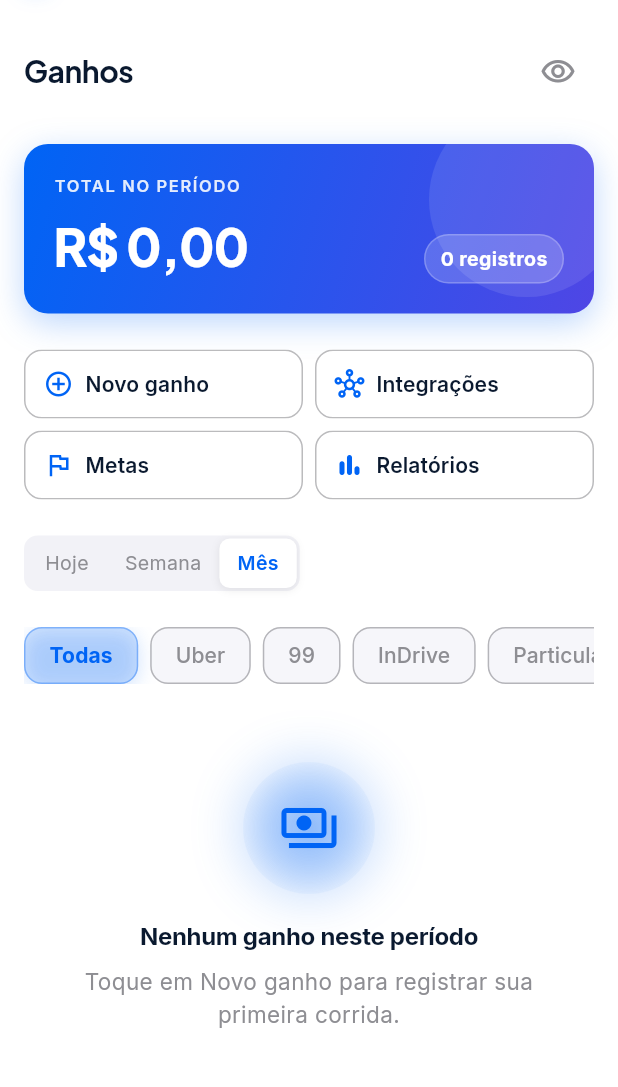
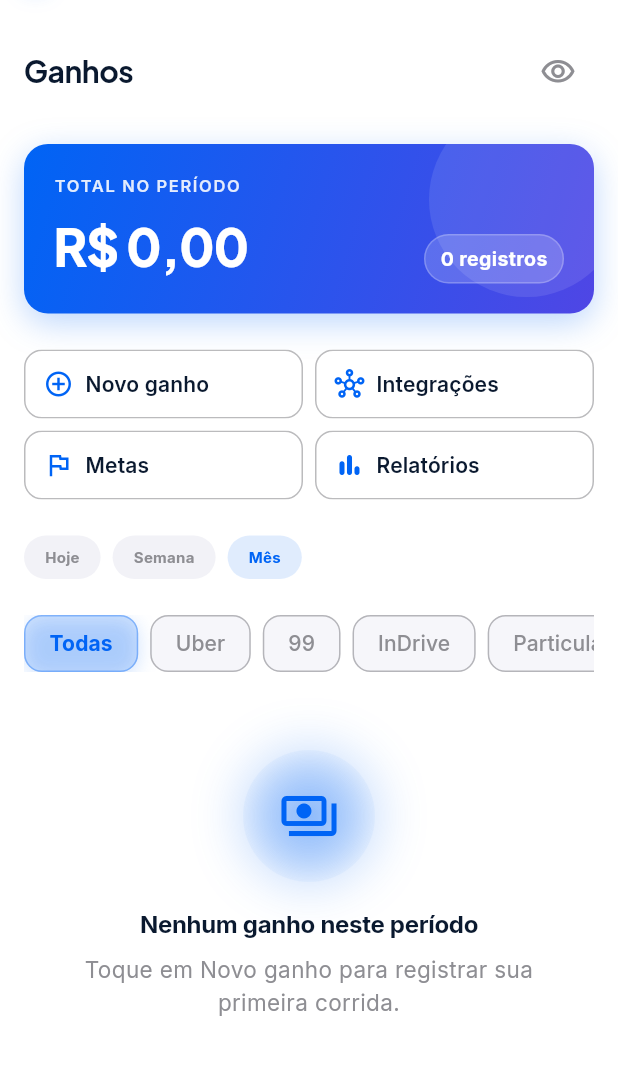
Before and after one commit to solerpedroo/driveflow, a Flutter app: the EarningsScreen screen opened directly, on a phone screen of 412 x 824 dp, the part 66-1153 px from its top. Run offline on Flutter 3.47's test engine with Material 3 defaults, Android fonts, the phone set to English and light mode, and no system bars; our stand-ins replace cached_network_image, connectivity_plus, dio, file_picker, fl_chart, flutter_hooks and 14 more; missing offline and left inert: google_mlkit_text_recognition; accounts and stored records are empty; network calls fail; statements that could not run were skipped.

```diff
--- a/lib/shared/widgets/driveflow_period_filter.dart
+++ b/lib/shared/widgets/driveflow_period_filter.dart
@@ -1,9 +1,9 @@
 import 'package:flutter/material.dart';
 
 import '../../core/constants/date_range_period.dart';
-import 'design_system/df_segmented_control.dart';
+import 'design_system/df_period_pill_chip.dart';
 
-/// Filtro de período premium — DfSegmentedControl.
+/// Filtro de período — chips Mescla (Hoje / Semana / Mês).
 class DriveFlowPeriodFilter extends StatelessWidget {
   const DriveFlowPeriodFilter({
     required this.value,
@@ -16,14 +16,11 @@ class DriveFlowPeriodFilter extends StatelessWidget {
 
   @override
   Widget build(BuildContext context) {
-    return SingleChildScrollView(
-      scrollDirection: Axis.horizontal,
-      child: DfSegmentedControl<DateRangePeriod>(
-        segments: DateRangePeriod.values,
-        selected: value,
-        onChanged: onChanged,
-        labelBuilder: (p) => p.label,
-      ),
+    return DfPeriodPillRow<DateRangePeriod>(
+      segments: DateRangePeriod.values,
+      selected: value,
+      labelBuilder: (p) => p.label,
+      onChanged: onChanged,
     );
   }
 }
```
